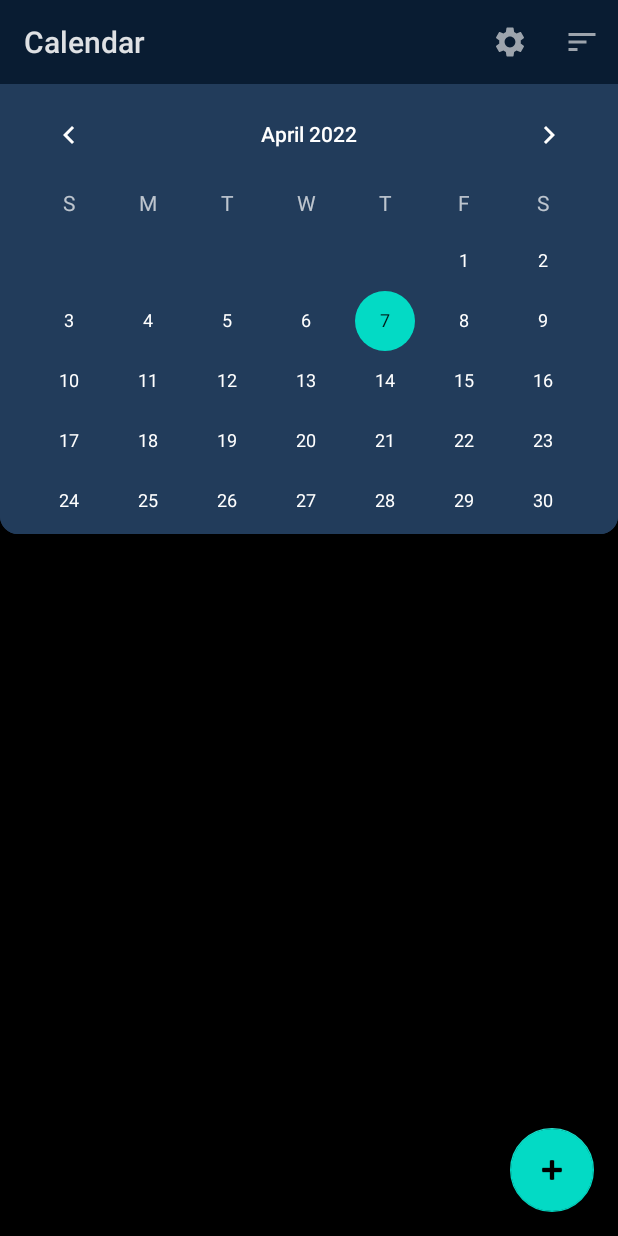
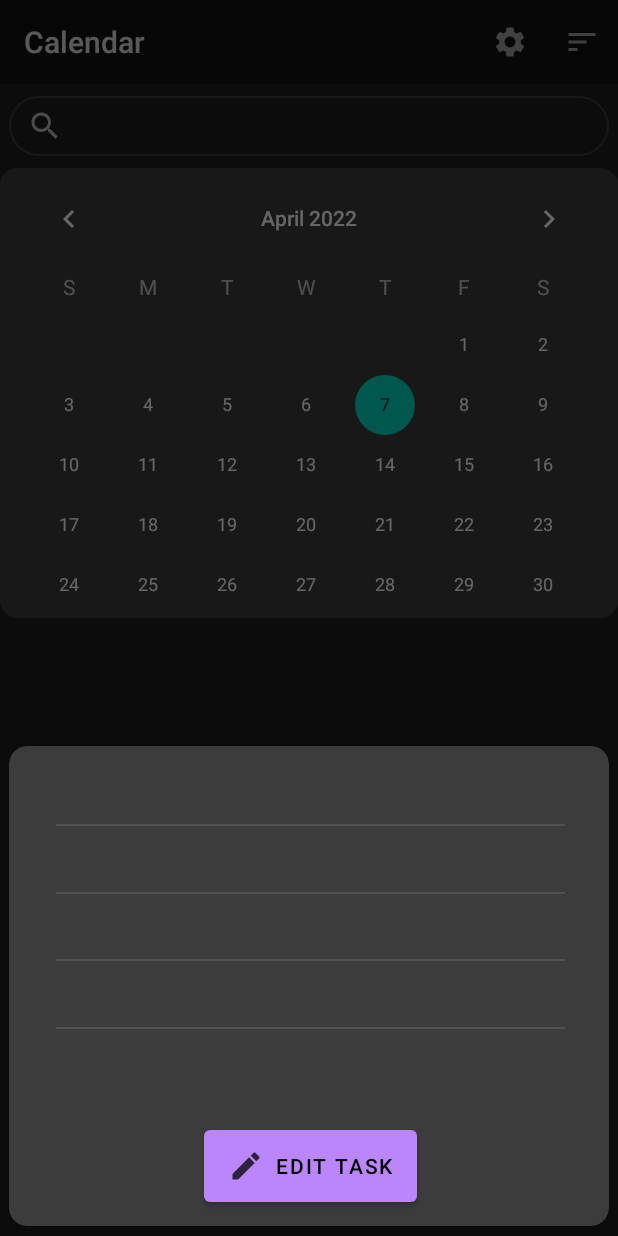
Before and after one commit to Nphilip9/Calendar-App, an Android app: the screen it shows after launch (MainActivity), after a tap on an icon or button, on a phone screen of 412 x 824 dp. Run offline under Robolectric (Android 15) with nearby library versions, the phone set to English and light mode, and no system bars.

Commit message:
updated code, added animation to bottom sheet dialog, updated design in general

```diff
--- a/app/src/main/java/com/nphilip/calendar/MainActivity.java
+++ b/app/src/main/java/com/nphilip/calendar/MainActivity.java
@@ -2,8 +2,6 @@ package com.nphilip.calendar;
 
 import android.annotation.SuppressLint;
 import android.content.SharedPreferences;
-import android.graphics.Color;
-import android.graphics.drawable.ColorDrawable;
 import android.hardware.biometrics.BiometricPrompt;
 import android.icu.text.SimpleDateFormat;
 import android.os.Build;
@@ -14,6 +12,7 @@ import android.view.MenuInflater;
 import android.view.MenuItem;
 import android.widget.CalendarView;
 import android.widget.ListView;
+import android.widget.SearchView;
 import android.widget.TextView;
 import android.widget.Toast;
 
@@ -24,6 +23,7 @@ import androidx.appcompat.app.AppCompatDelegate;
 
 import com.google.android.material.bottomsheet.BottomSheetDialog;
 import com.google.android.material.floatingactionbutton.FloatingActionButton;
+import com.nphilip.calendar.fragment.BottomSheetFragment;
 import com.nphilip.calendar.listView.ListViewAdapter;
 import com.nphilip.calendar.listView.Task;
 import com.nphilip.calendar.manager.TaskManager;
@@ -57,6 +57,8 @@ public class MainActivity extends AppCompatActivity {
      * ListAdapter is set in the method "initListView()"
      */
     ListView mainActivity_listView_tasks;
+
+    SearchView mainActivity_searchView_searchTask;
 
     /*
      * ArrayList contains all tasks (from Object "Task") from the selected date (selected date from CalendarView)
@@ -101,6 +103,7 @@ public class MainActivity extends AppCompatActivity {
         mainActivity_calendarView_calendar = findViewById(R.id.mainActivity_calendarView_calendar);
         mainActivity_fab_addTask = findViewById(R.id.mainActivity_fab_addTask);
         mainActivity_listView_tasks = findViewById(R.id.mainActivity_listView_tasks);
+        mainActivity_searchView_searchTask = findViewById(R.id.mainActivity_searchView_searchTask);
 
         /*
          * Creating the date formatter and passing the parameters String dateFormat and the time zone
@@ -109,18 +112,6 @@ public class MainActivity extends AppCompatActivity {
          */
         final SimpleDateFormat simpleDateFormat = new SimpleDateFormat(DATE_FORMAT, Locale.ITALY);
         selectedDate = simpleDateFormat.format(new Date(mainActivity_calendarView_calendar.getDate()));
-
-        /*
-         * Getting the actionBar by calling getSupportActionBar() to modify it's design
-         * Changing the color of the actionBar to "#091C32" after parsing it from String(Hexadecimal) to int(RGB)
-         * Supported formats would be: #RRGGBB or #AARRGGBB, String must start with #
-         * #RRGGBB ==> (RR: red, GG: green, BB: blue)
-         * #AARRGGBB ==> (AA: alpha, RR: red, GG: green, BB: blue)
-         * Objects.requireNonNull() needed because actionbar could not be found however it still throws a NullPointerException
-         */
-        final ActionBar actionBar = getSupportActionBar();
-        ColorDrawable colorDrawable = new ColorDrawable(Color.parseColor("#091C32"));
-        Objects.requireNonNull(actionBar).setBackgroundDrawable(colorDrawable);
 
         /*
          * Setting darkMode as default design
@@ -142,6 +133,9 @@ public class MainActivity extends AppCompatActivity {
         sharedPreferences = getSharedPreferences("SortingType", MODE_PRIVATE);
         sharedPreferences = getSharedPreferences("ClickedItem", MODE_PRIVATE);
 
+        /*
+         *
+         */
         mainActivity_calendarView_calendar.setOnDateChangeListener((calendarView, year, month, day) -> {
             if(month < 10) {
                 selectedDate = day + "/" + "0" + (month + 1) + "/" + year;
@@ -149,10 +143,12 @@ public class MainActivity extends AppCompatActivity {
                 selectedDate = day + "/" + (month + 1) + "/" + year;
             }
             initListView();
+
         });
 
         mainActivity_fab_addTask.setOnClickListener(v -> {
-
+            BottomSheetFragment bottomSheetFragment = BottomSheetFragment.newInstance();
+            bottomSheetFragment.show(getSupportFragmentManager(), "Bottom sheet dialog");
         });
 
         mainActivity_listView_tasks.setOnItemClickListener((adapterView, view, i, l) -> {
@@ -202,6 +198,19 @@ public class MainActivity extends AppCompatActivity {
             saveClickedItemID(i);
         });
 
+        mainActivity_searchView_searchTask.setOnQueryTextListener(new SearchView.OnQueryTextListener() {
+            @Override
+            public boolean onQueryTextSubmit(String s) {
+
+                return false;
+            }
+
+            @Override
+            public boolean onQueryTextChange(String s) {
+                return false;
+            }
+        });
+
         new TaskManager().addTask(getFilesDir() + "/Tasks.txt", new Task("Title", "description", "27/03/2022", 1, true, false));
         new TaskManager().addTask(getFilesDir() + "/Tasks.txt", new Task("Title1", "description", "8/02/2020", 1, false, true));
         new TaskManager().addTask(getFilesDir() + "/Tasks.txt", new Task("Title2", "description", "27/03/2022", 1, false, true));
@@ -214,22 +223,8 @@ public class MainActivity extends AppCompatActivity {
      * @param itemID Integer
      */
     private void showBottomSheetDialog(int itemID) {
-        final BottomSheetDialog bottomSheetDialog = new BottomSheetDialog(MainActivity.this);
-        bottomSheetDialog.setContentView(R.layout.bottom_sheet_dialog_layout);
-
-        TextView bottomSheetDialogLayout_textView_title = bottomSheetDialog.findViewById(R.id.bottomSheetDialogLayout_textView_title);
-        TextView bottomSheetDialogLayout_textView_description = bottomSheetDialog.findViewById(R.id.bottomSheetDialogLayout_textView_description);
-        TextView bottomSheetDialogLayout_textView_date = bottomSheetDialog.findViewById(R.id.bottomSheetDialogLayout_textView_date);
-        TextView bottomSheetDialogLayout_textView_importance = bottomSheetDialog.findViewById(R.id.bottomSheetDialogLayout_textView_importance);
-        TextView bottomSheetDialogLayout_textView_isDone = bottomSheetDialog.findViewById(R.id.bottomSheetDialogLayout_textView_isDone);
-
-        Objects.requireNonNull(bottomSheetDialogLayout_textView_title).setText(tasks.get(itemID).getTitle());
-        Objects.requireNonNull(bottomSheetDialogLayout_textView_description).setText(tasks.get(itemID).getContent());
-        Objects.requireNonNull(bottomSheetDialogLayout_textView_date).setText(tasks.get(itemID).getDate());
-        Objects.requireNonNull(bottomSheetDialogLayout_textView_importance).setText(String.valueOf(tasks.get(itemID).getImportance()));
-        Objects.requireNonNull(bottomSheetDialogLayout_textView_isDone).setText(tasks.get(itemID).isDone() ? "Done" : "Not Done");
-
-        bottomSheetDialog.show();
+        BottomSheetFragment bottomSheetFragment = BottomSheetFragment.newInstance();
+        bottomSheetFragment.show(getSupportFragmentManager(), "Bottom Sheet Dialog");
     }
 
     /**
--- /dev/null
+++ b/app/src/main/java/com/nphilip/calendar/fragment/BottomSheetFragment.java
@@ -0,0 +1,41 @@
+package com.nphilip.calendar.fragment;
+
+import android.annotation.SuppressLint;
+import android.app.Dialog;
+import android.os.Bundle;
+import android.view.View;
+
+import androidx.annotation.NonNull;
+import androidx.annotation.Nullable;
+
+import com.google.android.material.bottomsheet.BottomSheetDialogFragment;
+import com.nphilip.calendar.R;
+
+public class BottomSheetFragment extends BottomSheetDialogFragment {
+
+    public static BottomSheetFragment newInstance() {
+        return new BottomSheetFragment();
+    }
+
+    @NonNull
+    @Override
+    public Dialog onCreateDialog(@Nullable Bundle savedInstanceState) {
+        Dialog dialog = super.onCreateDialog(savedInstanceState);
+        dialog.getWindow().getAttributes().windowAnimations = R.style.DialogAnimation;
+        return dialog;
+    }
+
+    @Override
+    public void onCreate(@Nullable Bundle savedInstanceState) {
+        setStyle(STYLE_NORMAL, R.style.BottomSheetDialog);
+        super.onCreate(savedInstanceState);
+    }
+
+    @SuppressLint("RestrictedApi")
+    @Override
+    public void setupDialog(Dialog dialog, int style) {
+        View contentView = View.inflate(getContext(), R.layout.bottom_sheet_dialog_layout, null);
+        dialog.setContentView(contentView);
+        ((View) contentView.getParent()).setBackgroundColor(getResources().getColor(android.R.color.transparent));
+    }
+}
--- a/app/src/main/res/drawable/calendar_view_design.xml
+++ b/app/src/main/res/drawable/calendar_view_design.xml
@@ -4,11 +4,13 @@
 
     <corners
         android:bottomLeftRadius="12sp"
-        android:bottomRightRadius="12sp" />
+        android:bottomRightRadius="12sp"
+        android:topRightRadius="12sp"
+        android:topLeftRadius="12sp" />
 
     <gradient
-        android:startColor="#223C5B"
-        android:endColor="#223C5B"
-        android:centerColor="#223C5B" />
+        android:startColor="#3C3C3C"
+        android:endColor="#3C3C3C"
+        android:centerColor="#3C3C3C" />
 
 </shape>
--- /dev/null
+++ b/app/src/main/res/drawable/ic_baseline_edit_24.xml
@@ -0,0 +1,5 @@
+<vector android:alpha="0.75" android:height="24dp"
+    android:tint="#FFFFFF" android:viewportHeight="24"
+    android:viewportWidth="24" android:width="24dp" xmlns:android="http://schemas.android.com/apk/res/android">
+    <path android:fillColor="@android:color/white" android:pathData="M3,17.25V21h3.75L17.81,9.94l-3.75,-3.75L3,17.25zM20.71,7.04c0.39,-0.39 0.39,-1.02 0,-1.41l-2.34,-2.34c-0.39,-0.39 -1.02,-0.39 -1.41,0l-1.83,1.83 3.75,3.75 1.83,-1.83z"/>
+</vector>
--- /dev/null
+++ b/app/src/main/res/drawable/ic_baseline_search_24.xml
@@ -0,0 +1,5 @@
+<vector android:alpha="0.75" android:height="24dp"
+    android:tint="#FFFFFF" android:viewportHeight="24"
+    android:viewportWidth="24" android:width="24dp" xmlns:android="http://schemas.android.com/apk/res/android">
+    <path android:fillColor="@android:color/white" android:pathData="M15.5,14h-0.79l-0.28,-0.27C15.41,12.59 16,11.11 16,9.5 16,5.91 13.09,3 9.5,3S3,5.91 3,9.5 5.91,16 9.5,16c1.61,0 3.09,-0.59 4.23,-1.57l0.27,0.28v0.79l5,4.99L20.49,19l-4.99,-5zM9.5,14C7.01,14 5,11.99 5,9.5S7.01,5 9.5,5 14,7.01 14,9.5 11.99,14 9.5,14z"/>
+</vector>
--- /dev/null
+++ b/app/src/main/res/drawable/search_view_design.xml
@@ -0,0 +1,5 @@
+<?xml version="1.0" encoding="utf-8"?>
+<shape xmlns:android="http://schemas.android.com/apk/res/android" android:shape="rectangle">
+    <corners android:radius="100sp" />
+    <stroke android:width="1sp" android:color="#3C3C3C" />
+</shape>
--- a/app/src/main/res/layout/activity_main.xml
+++ b/app/src/main/res/layout/activity_main.xml
@@ -4,7 +4,7 @@
     xmlns:tools="http://schemas.android.com/tools"
     android:layout_width="match_parent"
     android:layout_height="match_parent"
-    android:background="@color/black"
+    android:background="#1F1F1F"
     tools:context=".MainActivity">
 
     <CalendarView
@@ -12,12 +12,13 @@
         style="@android:style/Widget.DeviceDefault.CalendarView"
         android:layout_width="match_parent"
         android:layout_height="300dp"
+        android:layout_marginTop="8dp"
         android:background="@drawable/calendar_view_design"
         android:forceHasOverlappingRendering="false"
         android:weekDayTextAppearance="@style/TextAppearance.AppCompat.Small"
         app:layout_constraintEnd_toEndOf="parent"
         app:layout_constraintStart_toStartOf="parent"
-        app:layout_constraintTop_toTopOf="parent" />
+        app:layout_constraintTop_toBottomOf="@+id/mainActivity_searchView_searchTask" />
 
     <com.google.android.material.floatingactionbutton.FloatingActionButton
         android:id="@+id/mainActivity_fab_addTask"
@@ -42,4 +43,17 @@
         app:layout_constraintStart_toStartOf="parent"
         app:layout_constraintTop_toBottomOf="@+id/mainActivity_calendarView_calendar" />
 
+    <SearchView
+        android:id="@+id/mainActivity_searchView_searchTask"
+        android:layout_width="400dp"
+        android:layout_height="40dp"
+        android:layout_marginTop="8dp"
+        android:background="@drawable/search_view_design"
+        android:contextClickable="true"
+        android:queryBackground="@null"
+        android:queryHint="Suche..."
+        app:layout_constraintEnd_toEndOf="parent"
+        app:layout_constraintStart_toStartOf="parent"
+        app:layout_constraintTop_toTopOf="parent" />
+
 </androidx.constraintlayout.widget.ConstraintLayout>
--- a/app/src/main/res/layout/bottom_sheet_dialog_layout.xml
+++ b/app/src/main/res/layout/bottom_sheet_dialog_layout.xml
@@ -1,16 +1,31 @@
 <?xml version="1.0" encoding="utf-8"?>
-<androidx.constraintlayout.widget.ConstraintLayout xmlns:android="http://schemas.android.com/apk/res/android"
+<com.google.android.material.card.MaterialCardView xmlns:android="http://schemas.android.com/apk/res/android"
     xmlns:app="http://schemas.android.com/apk/res-auto"
     xmlns:tools="http://schemas.android.com/tools"
-    android:layout_width="match_parent"
-    android:layout_height="350dp"
-    android:background="@drawable/bottom_sheet_design">
+    android:layout_width="wrap_content"
+    android:layout_height="wrap_content"
+    android:layout_marginStart="5dp"
+    android:layout_marginEnd="5dp"
+    app:cardCornerRadius="12sp"
+    app:cardUseCompatPadding="true">
+
+    <Button
+        android:id="@+id/button2"
+        android:layout_width="wrap_content"
+        android:layout_height="60dp"
+        android:layout_marginStart="130dp"
+        android:layout_marginTop="250dp"
+        android:layout_marginBottom="10dp"
+        android:text="edit Task"
+        app:icon="@drawable/ic_baseline_edit_24" />
 
     <TextView
         android:id="@+id/bottomSheetDialogLayout_textView_title"
-        android:layout_width="match_parent"
-        android:layout_height="35dp"
-        android:layout_marginTop="16dp"
+        android:layout_width="385dp"
+        android:layout_height="40dp"
+        android:layout_marginLeft="2dp"
+        android:layout_marginTop="10dp"
+        android:gravity="center"
         android:textSize="18sp"
         app:layout_constraintEnd_toEndOf="parent"
         app:layout_constraintStart_toStartOf="parent"
@@ -18,9 +33,11 @@
 
     <TextView
         android:id="@+id/bottomSheetDialogLayout_textView_description"
-        android:layout_width="match_parent"
-        android:layout_height="35dp"
-        android:layout_marginTop="16dp"
+        android:layout_width="385dp"
+        android:layout_height="40dp"
+        android:layout_marginLeft="2dp"
+        android:layout_marginTop="55dp"
+        android:gravity="center"
         android:textSize="18sp"
         app:layout_constraintEnd_toEndOf="parent"
         app:layout_constraintStart_toStartOf="parent"
@@ -28,9 +45,11 @@
 
     <TextView
         android:id="@+id/bottomSheetDialogLayout_textView_date"
-        android:layout_width="match_parent"
-        android:layout_height="35dp"
-        android:layout_marginTop="16dp"
+        android:layout_width="385dp"
+        android:layout_height="40dp"
+        android:layout_marginLeft="2dp"
+        android:layout_marginTop="100dp"
+        android:gravity="center"
         android:textSize="18sp"
         app:layout_constraintEnd_toEndOf="parent"
         app:layout_constraintStart_toStartOf="parent"
@@ -38,9 +57,11 @@
 
     <TextView
         android:id="@+id/bottomSheetDialogLayout_textView_importance"
-        android:layout_width="match_parent"
-        android:layout_height="35dp"
-        android:layout_marginTop="16dp"
+        android:layout_width="385dp"
+        android:layout_height="40dp"
+        android:layout_marginLeft="2dp"
+        android:layout_marginTop="145dp"
+        android:gravity="center"
         android:textSize="18sp"
         app:layout_constraintEnd_toEndOf="parent"
         app:layout_constraintStart_toStartOf="parent"
@@ -48,10 +69,10 @@
 
     <View
         android:id="@+id/divider3"
-        android:layout_width="409dp"
+        android:layout_width="399dp"
         android:layout_height="1dp"
         android:layout_marginStart="1dp"
-        android:layout_marginTop="8dp"
+        android:layout_marginTop="52dp"
         android:layout_marginEnd="1dp"
         android:layout_marginBottom="8dp"
         android:background="@drawable/list_view_divider_design"
@@ -62,10 +83,10 @@
 
     <View
         android:id="@+id/divider4"
-        android:layout_width="409dp"
+        android:layout_width="399dp"
         android:layout_height="1dp"
         android:layout_marginStart="1dp"
-        android:layout_marginTop="8dp"
+        android:layout_marginTop="97dp"
         android:layout_marginEnd="1dp"
         android:layout_marginBottom="8dp"
         android:background="@drawable/list_view_divider_design"
@@ -76,10 +97,10 @@
 
     <View
         android:id="@+id/divider5"
-        android:layout_width="409dp"
+        android:layout_width="399dp"
         android:layout_height="1dp"
         android:layout_marginStart="1dp"
-        android:layout_marginTop="8dp"
+        android:layout_marginTop="142dp"
         android:layout_marginEnd="1dp"
         android:layout_marginBottom="8dp"
         android:background="@drawable/list_view_divider_design"
@@ -90,9 +111,11 @@
 
     <TextView
         android:id="@+id/bottomSheetDialogLayout_textView_isDone"
-        android:layout_width="match_parent"
-        android:layout_height="35dp"
-        android:layout_marginTop="16dp"
+        android:layout_width="385dp"
+        android:layout_height="40dp"
+        android:layout_marginLeft="2dp"
+        android:layout_marginTop="190dp"
+        android:gravity="center"
         android:textSize="18sp"
         app:layout_constraintEnd_toEndOf="parent"
         app:layout_constraintStart_toStartOf="parent"
@@ -100,10 +123,10 @@
 
     <View
         android:id="@+id/divider7"
-        android:layout_width="409dp"
+        android:layout_width="399dp"
         android:layout_height="1dp"
         android:layout_marginStart="1dp"
-        android:layout_marginTop="8dp"
+        android:layout_marginTop="187dp"
         android:layout_marginEnd="1dp"
         android:layout_marginBottom="8dp"
         android:background="@drawable/list_view_divider_design"
@@ -112,4 +135,4 @@
         app:layout_constraintStart_toStartOf="parent"
         app:layout_constraintTop_toBottomOf="@+id/bottomSheetDialogLayout_textView_importance" />
 
-</androidx.constraintlayout.widget.ConstraintLayout>
+</com.google.android.material.card.MaterialCardView>
--- a/app/src/main/res/values-night/themes.xml
+++ b/app/src/main/res/values-night/themes.xml
@@ -3,7 +3,7 @@
     <style name="Theme.Calendar" parent="Theme.MaterialComponents.DayNight.DarkActionBar">
         <!-- Primary brand color. -->
         <item name="colorPrimary">@color/purple_200</item>
-        <item name="colorPrimaryVariant">#091C32</item>
+        <item name="colorPrimaryVariant">@color/purple_700</item>
         <item name="colorOnPrimary">@color/black</item>
         <!-- Secondary brand color. -->
         <item name="colorSecondary">@color/teal_200</item>
--- a/app/src/main/res/values/colors.xml
+++ b/app/src/main/res/values/colors.xml
@@ -7,4 +7,5 @@
     <color name="teal_700">#FF018786</color>
     <color name="black">#FF000000</color>
     <color name="white">#FFFFFFFF</color>
+    <color name="dark_grey">#1F1F1F</color>
 </resources>
--- a/app/src/main/res/values/themes.xml
+++ b/app/src/main/res/values/themes.xml
@@ -2,9 +2,9 @@
     <!-- Base application theme. -->
     <style name="Theme.Calendar" parent="Theme.MaterialComponents.DayNight.DarkActionBar">
         <!-- Primary brand color. -->
-        <item name="colorPrimary">@color/purple_200</item>
-        <item name="colorPrimaryVariant">#091C32</item>
-        <item name="colorOnPrimary">@color/black</item>
+        <item name="colorPrimary">@color/purple_500</item>
+        <item name="colorPrimaryVariant">@color/purple_700</item>
+        <item name="colorOnPrimary">@color/white</item>
         <!-- Secondary brand color. -->
         <item name="colorSecondary">@color/teal_200</item>
         <item name="colorSecondaryVariant">@color/teal_200</item>
@@ -13,4 +13,17 @@
         <item name="android:statusBarColor" tools:targetApi="l">?attr/colorPrimaryVariant</item>
         <!-- Customize your theme here. -->
     </style>
+
+    <style name="DialogAnimation">
+        <item name="android:windowEnterAnimation">@anim/slide_up_animation</item>
+        <item name="android:windowExitAnimation">@anim/slide_down_animation</item>
+    </style>
+
+    <style name="BottomSheetDialog" parent="Theme.Design.Light.BottomSheetDialog">
+        <item name="bottomSheetStyle">@style/bottomSheetStyleWrapper</item>
+    </style>
+
+    <style name="bottomSheetStyleWrapper" parent="Widget.Design.BottomSheet.Modal">
+        <item name="android:background">@android:color/transparent</item>
+    </style>
 </resources>
```
Also changed, not shown: app/src/main/res/anim/slide_down_animation.xml (added, +7 -0 lines), app/src/main/res/anim/slide_up_animation.xml (added, +7 -0 lines), gradle.properties (+9 -13 lines).
